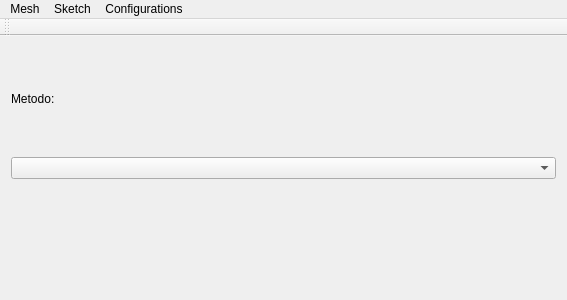
Old version of the form src/mainwindow.ui in the repository ethiago/triquadgl.
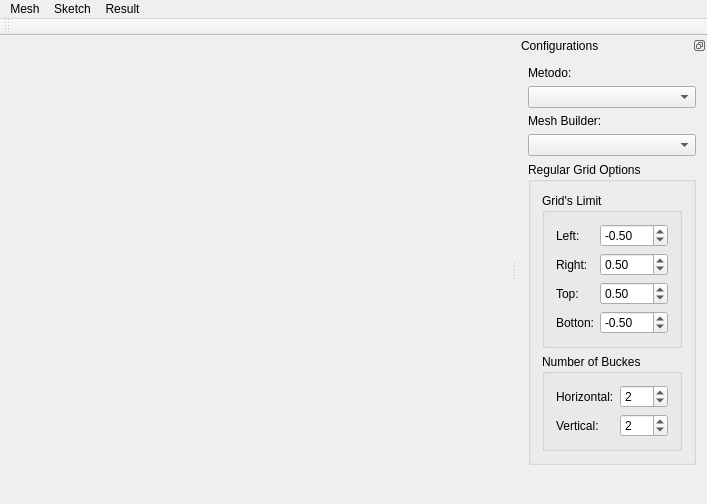
New version of the form.

Commit message: CHEBuilder na interface com as configuraçoes do grid

The edit to the form file:
```diff
--- a/src/mainwindow.ui
+++ b/src/mainwindow.ui
@@ -6,8 +6,8 @@
    <rect>
     <x>0</x>
     <y>0</y>
-    <width>567</width>
-    <height>300</height>
+    <width>707</width>
+    <height>504</height>
    </rect>
   </property>
   <property name="sizePolicy">
@@ -21,16 +21,6 @@
   </property>
   <widget class="QWidget" name="centralWidget">
    <layout class="QVBoxLayout" name="verticalLayout">
-    <item>
-     <widget class="QLabel" name="label">
-      <property name="text">
-       <string>Metodo:</string>
-      </property>
-     </widget>
-    </item>
-    <item>
-     <widget class="QComboBox" name="cmb_Metodo"/>
-    </item>
     <item>
      <widget class="QWidget" name="renderWidget" native="true">
       <layout class="QHBoxLayout" name="horizontalLayout"/>
@@ -54,7 +44,7 @@
     <rect>
      <x>0</x>
      <y>0</y>
-     <width>567</width>
+     <width>707</width>
      <height>21</height>
     </rect>
    </property>
@@ -79,7 +69,7 @@
    </widget>
    <widget class="QMenu" name="menuConfigurations">
     <property name="title">
-     <string>Configurations</string>
+     <string>Result</string>
     </property>
     <addaction name="actionSaveImageAs"/>
    </widget>
@@ -87,6 +77,216 @@
    <addaction name="menuSketch"/>
    <addaction name="menuConfigurations"/>
   </widget>
+  <widget class="QDockWidget" name="dockWidget">
+   <property name="floating">
+    <bool>false</bool>
+   </property>
+   <property name="features">
+    <set>QDockWidget::DockWidgetFloatable|QDockWidget::DockWidgetMovable</set>
+   </property>
+   <property name="windowTitle">
+    <string>Configurations</string>
+   </property>
+   <attribute name="dockWidgetArea">
+    <number>2</number>
+   </attribute>
+   <widget class="QWidget" name="dockWidgetContents">
+    <layout class="QVBoxLayout" name="configurationLayout">
+     <item>
+      <widget class="QLabel" name="label">
+       <property name="text">
+        <string>Metodo:</string>
+       </property>
+      </widget>
+     </item>
+     <item>
+      <widget class="QComboBox" name="cmb_Metodo"/>
+     </item>
+     <item>
+      <widget class="QLabel" name="labelCHEBuilder">
+       <property name="text">
+        <string>Mesh Builder:</string>
+       </property>
+      </widget>
+     </item>
+     <item>
+      <widget class="QComboBox" name="cmb_cheBuilder"/>
+     </item>
+     <item>
+      <widget class="QGroupBox" name="limits">
+       <property name="title">
+        <string>Regular Grid Options</string>
+       </property>
+       <property name="flat">
+        <bool>false</bool>
+       </property>
+       <property name="checkable">
+        <bool>false</bool>
+       </property>
+       <layout class="QVBoxLayout" name="verticalLayout_2">
+        <item>
+         <widget class="QGroupBox" name="groupBox_2">
+          <property name="title">
+           <string>Grid's Limit</string>
+          </property>
+          <layout class="QFormLayout" name="formLayout">
+           <item row="1" column="0">
+            <widget class="QLabel" name="label_2">
+             <property name="text">
+              <string>Left:</string>
+             </property>
+            </widget>
+           </item>
+           <item row="5" column="0">
+            <widget class="QLabel" name="label_5">
+             <property name="text">
+              <string>Botton:</string>
+             </property>
+            </widget>
+           </item>
+           <item row="3" column="0">
+            <widget class="QLabel" name="label_3">
+             <property name="text">
+              <string>Right:</string>
+             </property>
+            </widget>
+           </item>
+           <item row="4" column="0">
+            <widget class="QLabel" name="label_4">
+             <property name="text">
+              <string>Top:</string>
+             </property>
+            </widget>
+           </item>
+           <item row="1" column="1">
+            <widget class="QDoubleSpinBox" name="xMin">
+             <property name="minimum">
+              <double>-100.000000000000000</double>
+             </property>
+             <property name="maximum">
+              <double>0.000000000000000</double>
+             </property>
+             <property name="singleStep">
+              <double>0.050000000000000</double>
+             </property>
+             <property name="value">
+              <double>-0.500000000000000</double>
+             </property>
+            </widget>
+           </item>
+           <item row="3" column="1">
+            <widget class="QDoubleSpinBox" name="xMax">
+             <property name="maximum">
+              <double>100.000000000000000</double>
+             </property>
+             <property name="singleStep">
+              <double>0.050000000000000</double>
+             </property>
+             <property name="value">
+              <double>0.500000000000000</double>
+             </property>
+            </widget>
+           </item>
+           <item row="4" column="1">
+            <widget class="QDoubleSpinBox" name="yMax">
+             <property name="maximum">
+              <double>100.000000000000000</double>
+             </property>
+             <property name="singleStep">
+              <double>0.050000000000000</double>
+             </property>
+             <property name="value">
+              <double>0.500000000000000</double>
+             </property>
+            </widget>
+           </item>
+           <item row="5" column="1">
+            <widget class="QDoubleSpinBox" name="yMin">
+             <property name="minimum">
+              <double>-100.000000000000000</double>
+             </property>
+             <property name="maximum">
+              <double>0.000000000000000</double>
+             </property>
+             <property name="singleStep">
+              <double>0.050000000000000</double>
+             </property>
+             <property name="value">
+              <double>-0.500000000000000</double>
+             </property>
+            </widget>
+           </item>
+          </layout>
+         </widget>
+        </item>
+        <item>
+         <widget class="QGroupBox" name="buckets">
+          <property name="title">
+           <string>Number of Buckes</string>
+          </property>
+          <layout class="QFormLayout" name="formLayout_2">
+           <item row="0" column="0">
+            <widget class="QLabel" name="label_6">
+             <property name="text">
+              <string>Horizontal:</string>
+             </property>
+            </widget>
+           </item>
+           <item row="1" column="0">
+            <widget class="QLabel" name="label_7">
+             <property name="text">
+              <string>Vertical:</string>
+             </property>
+            </widget>
+           </item>
+           <item row="0" column="1">
+            <widget class="QSpinBox" name="xBuckets">
+             <property name="minimum">
+              <number>1</number>
+             </property>
+             <property name="maximum">
+              <number>30</number>
+             </property>
+             <property name="value">
+              <number>2</number>
+             </property>
+            </widget>
+           </item>
+           <item row="1" column="1">
+            <widget class="QSpinBox" name="yBuckets">
+             <property name="minimum">
+              <number>1</number>
+             </property>
+             <property name="maximum">
+              <number>30</number>
+             </property>
+             <property name="value">
+              <number>2</number>
+             </property>
+            </widget>
+           </item>
+          </layout>
+         </widget>
+        </item>
+       </layout>
+      </widget>
+     </item>
+     <item>
+      <spacer name="verticalSpacer">
+       <property name="orientation">
+        <enum>Qt::Vertical</enum>
+       </property>
+       <property name="sizeHint" stdset="0">
+        <size>
+         <width>20</width>
+         <height>40</height>
+        </size>
+       </property>
+      </spacer>
+     </item>
+    </layout>
+   </widget>
+  </widget>
   <action name="actionSaveImageAs">
    <property name="text">
     <string>Save Image as ...</string>
```
Left out of the diff: 5 changed lines with no effect on the pictures. The commit also changes 8 other files.
